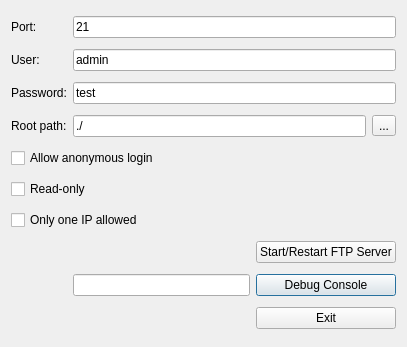
First picture: the form in qtCoin/src/ftp-server/ftpgui.ui, repository netpipe/EcoCoin, before the edit.
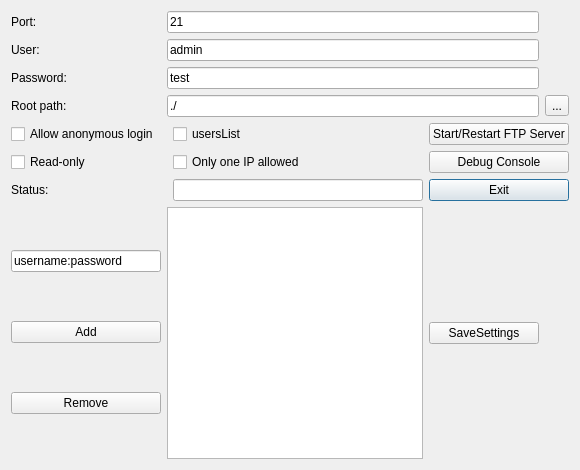
Second picture: the form after the edit.

Patch:
```diff
--- a/qtCoin/src/ftp-server/ftpgui.ui
+++ b/qtCoin/src/ftp-server/ftpgui.ui
@@ -6,29 +6,46 @@
    <rect>
     <x>0</x>
     <y>0</y>
-    <width>407</width>
-    <height>347</height>
+    <width>580</width>
+    <height>470</height>
    </rect>
   </property>
   <property name="windowTitle">
    <string>Dialog</string>
   </property>
   <layout class="QGridLayout" name="gridLayout">
-   <item row="10" column="2" colspan="2">
-    <widget class="QPushButton" name="pushButtonShowDebugLog">
+   <item row="8" column="2">
+    <widget class="QLineEdit" name="statusBar"/>
+   </item>
+   <item row="3" column="4">
+    <widget class="QToolButton" name="toolButtonBrowse">
      <property name="text">
-      <string>Debug Console</string>
+      <string>...</string>
      </property>
     </widget>
    </item>
-   <item row="5" column="0" colspan="4">
-    <widget class="QCheckBox" name="checkBoxReadOnly">
+   <item row="8" column="3" colspan="2">
+    <widget class="QPushButton" name="pushButtonExit">
      <property name="text">
-      <string>Read-only</string>
+      <string>Exit</string>
      </property>
     </widget>
    </item>
-   <item row="3" column="1" colspan="2">
+   <item row="0" column="1" colspan="3">
+    <widget class="QLineEdit" name="lineEditPort">
+     <property name="text">
+      <string>21</string>
+     </property>
+    </widget>
+   </item>
+   <item row="5" column="2">
+    <widget class="QCheckBox" name="checkBoxOnlyOneIpAllowed">
+     <property name="text">
+      <string>Only one IP allowed</string>
+     </property>
+    </widget>
+   </item>
+   <item row="3" column="1" colspan="3">
     <widget class="QLineEdit" name="lineEditRootPath">
      <property name="text">
       <string>./</string>
@@ -38,24 +55,10 @@
      </property>
     </widget>
    </item>
-   <item row="4" column="0" colspan="4">
-    <widget class="QCheckBox" name="checkBoxAnonymous">
+   <item row="4" column="2">
+    <widget class="QCheckBox" name="chkboxuserslist">
      <property name="text">
-      <string>Allow anonymous login</string>
-     </property>
-    </widget>
-   </item>
-   <item row="0" column="1" colspan="3">
-    <widget class="QLineEdit" name="lineEditPort">
-     <property name="text">
-      <string>21</string>
-     </property>
-    </widget>
-   </item>
-   <item row="1" column="1" colspan="3">
-    <widget class="QLineEdit" name="lineEditUserName">
-     <property name="text">
-      <string>admin</string>
+      <string>usersList</string>
      </property>
     </widget>
    </item>
@@ -66,24 +69,31 @@
      </property>
     </widget>
    </item>
-   <item row="6" column="0" colspan="4">
-    <widget class="QCheckBox" name="checkBoxOnlyOneIpAllowed">
+   <item row="1" column="1" colspan="3">
+    <widget class="QLineEdit" name="lineEditUserName">
      <property name="text">
-      <string>Only one IP allowed</string>
+      <string>admin</string>
      </property>
     </widget>
    </item>
-   <item row="1" column="0">
-    <widget class="QLabel" name="label_2">
+   <item row="8" column="0">
+    <widget class="QLabel" name="label_4">
      <property name="text">
-      <string>User:</string>
+      <string>Status:</string>
      </property>
     </widget>
    </item>
-   <item row="11" column="2" colspan="2">
-    <widget class="QPushButton" name="pushButtonExit">
+   <item row="4" column="3" colspan="2">
+    <widget class="QPushButton" name="pushButtonRestartServer">
      <property name="text">
-      <string>Exit</string>
+      <string>Start/Restart FTP Server</string>
+     </property>
+    </widget>
+   </item>
+   <item row="4" column="0" colspan="2">
+    <widget class="QCheckBox" name="checkBoxAnonymous">
+     <property name="text">
+      <string>Allow anonymous login</string>
      </property>
     </widget>
    </item>
@@ -94,20 +104,6 @@
      </property>
     </widget>
    </item>
-   <item row="3" column="3">
-    <widget class="QToolButton" name="toolButtonBrowse">
-     <property name="text">
-      <string>...</string>
-     </property>
-    </widget>
-   </item>
-   <item row="9" column="2" colspan="2">
-    <widget class="QPushButton" name="pushButtonRestartServer">
-     <property name="text">
-      <string>Start/Restart FTP Server</string>
-     </property>
-    </widget>
-   </item>
    <item row="2" column="0">
     <widget class="QLabel" name="label_3">
      <property name="text">
@@ -115,6 +111,23 @@
      </property>
     </widget>
    </item>
+   <item row="5" column="3" colspan="2">
+    <widget class="QPushButton" name="pushButtonShowDebugLog">
+     <property name="text">
+      <string>Debug Console</string>
+     </property>
+    </widget>
+   </item>
+   <item row="5" column="0">
+    <widget class="QCheckBox" name="checkBoxReadOnly">
+     <property name="text">
+      <string>Read-only</string>
+     </property>
+    </widget>
+   </item>
+   <item row="10" column="1" colspan="2">
+    <widget class="QListWidget" name="usersList"/>
+   </item>
    <item row="0" column="0">
     <widget class="QLabel" name="label">
      <property name="text">
@@ -122,8 +135,44 @@
      </property>
     </widget>
    </item>
-   <item row="10" column="1">
-    <widget class="QLineEdit" name="statusBar"/>
+   <item row="1" column="0">
+    <widget class="QLabel" name="label_2">
+     <property name="text">
+      <string>User:</string>
+     </property>
+    </widget>
+   </item>
+   <item row="10" column="0">
+    <layout class="QVBoxLayout" name="verticalLayout">
+     <item>
+      <widget class="QLineEdit" name="insertUser">
+       <property name="text">
+        <string>username:password</string>
+       </property>
+      </widget>
+     </item>
+     <item>
+      <widget class="QPushButton" name="adduserbtn">
+       <property name="text">
+        <string>Add</string>
+       </property>
+      </widget>
+     </item>
+     <item>
+      <widget class="QPushButton" name="rmuserbtn">
+       <property name="text">
+        <string>Remove</string>
+       </property>
+      </widget>
+     </item>
+    </layout>
+   </item>
+   <item row="10" column="3">
+    <widget class="QPushButton" name="savesettings">
+     <property name="text">
+      <string>SaveSettings</string>
+     </property>
+    </widget>
    </item>
   </layout>
  </widget>
```
